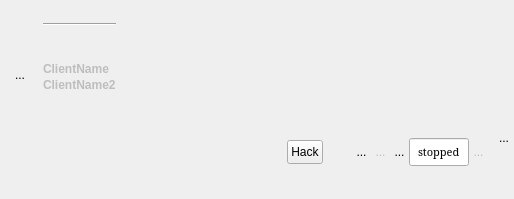
Houston4444/RaySession, file resources/ui/client_slot_2.ui: the form before one commit.
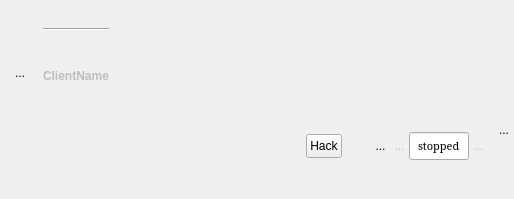
The form after the commit. Icons and pictures are not drawn. Custom widgets are drawn as their Qt base class.

Commit message: make session frame responsive design

```diff
--- a/resources/ui/client_slot_2.ui
+++ b/resources/ui/client_slot_2.ui
@@ -169,19 +169,6 @@
            </property>
           </widget>
          </item>
-         <item>
-          <widget class="QLabel" name="ClientName2">
-           <property name="enabled">
-            <bool>false</bool>
-           </property>
-           <property name="styleSheet">
-            <string notr="true">font-weight : bold</string>
-           </property>
-           <property name="text">
-            <string>ClientName2</string>
-           </property>
-          </widget>
-         </item>
          <item>
           <spacer name="verticalSpacer_3">
            <property name="orientation">
@@ -221,17 +208,41 @@
         <number>0</number>
        </property>
        <item>
+        <widget class="QWidget" name="spacerLeftOfDown" native="true">
+         <layout class="QHBoxLayout" name="horizontalLayout">
+          <property name="spacing">
+           <number>0</number>
+          </property>
+          <property name="leftMargin">
+           <number>0</number>
+          </property>
+          <property name="topMargin">
+           <number>0</number>
+          </property>
+          <property name="rightMargin">
+           <number>0</number>
+          </property>
+          <property name="bottomMargin">
+           <number>0</number>
+          </property>
+          <item>
         <spacer name="horizontalSpacer_3">
          <property name="orientation">
           <enum>Qt::Horizontal</enum>
          </property>
+            <property name="sizeType">
+             <enum>QSizePolicy::Expanding</enum>
+            </property>
          <property name="sizeHint" stdset="0">
           <size>
-           <width>40</width>
+              <width>0</width>
            <height>20</height>
           </size>
          </property>
         </spacer>
+          </item>
+         </layout>
+        </widget>
        </item>
        <item>
         <widget class="RayHackButton" name="toolButtonHack">
@@ -379,38 +390,6 @@
          </property>
         </widget>
        </item>
-       <item>
-        <widget class="QToolButton" name="killButton">
-         <property name="enabled">
-          <bool>true</bool>
-         </property>
-         <property name="maximumSize">
-          <size>
-           <width>32</width>
-           <height>32</height>
-          </size>
-         </property>
-         <property name="toolTip">
-          <string>&lt;html&gt;&lt;head/&gt;&lt;body&gt;&lt;p&gt;Kill !&lt;/p&gt;&lt;/body&gt;&lt;/html&gt;</string>
-         </property>
-         <property name="styleSheet">
-          <string notr="true">QToolButton {border: none}</string>
-         </property>
-         <property name="text">
-          <string>...</string>
-         </property>
-         <property name="icon">
-          <iconset resource="../resources.qrc">
-           <normaloff>:/scalable/breeze/media-playback-stop-red.svg</normaloff>:/scalable/breeze/media-playback-stop-red.svg</iconset>
-         </property>
-         <property name="iconSize">
-          <size>
-           <width>32</width>
-           <height>32</height>
-          </size>
-         </property>
-        </widget>
-       </item>
        <item>
         <widget class="StatusBar" name="lineEditClientStatus">
          <property name="enabled">
```
Lines whose indentation alone changed are shown as unchanged. The commit also changes 4 other files.
